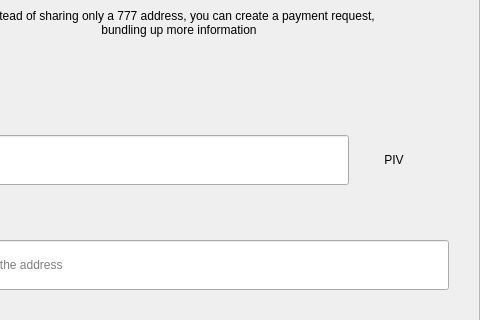
decenomy/DSW, file src/qt/pivx/forms/requestdialog.ui: the form before one commit; both pictures show x 122 to 602 and y 123 to 443 of the 602 by 607 pixel window.
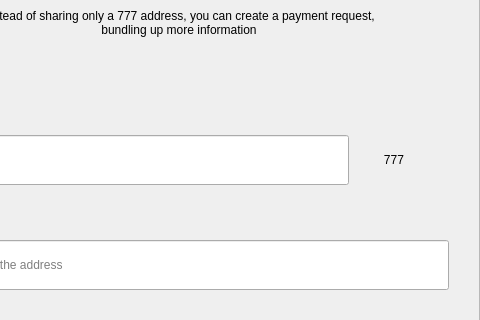
The form after the commit.

Commit message: Changing coin unit from PIV to 777 in two .ui files.

What changed in the file:
```diff
--- a/src/qt/pivx/forms/requestdialog.ui
+++ b/src/qt/pivx/forms/requestdialog.ui
@@ -327,7 +327,7 @@
                    <item>
                     <widget class="QLabel" name="comboBoxCoin">
                      <property name="text">
-                      <string>PIV</string>
+                      <string>777</string>
                      </property>
                      <property name="alignment">
                       <set>Qt::AlignCenter</set>
```
The commit also changes 1 other file.
